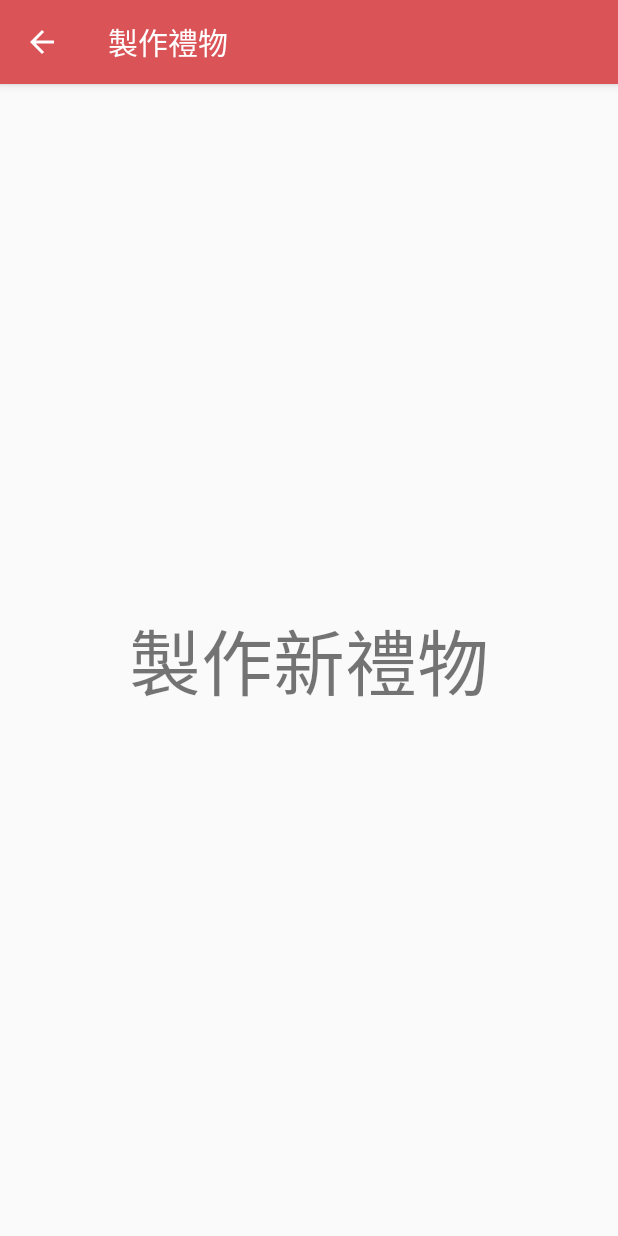
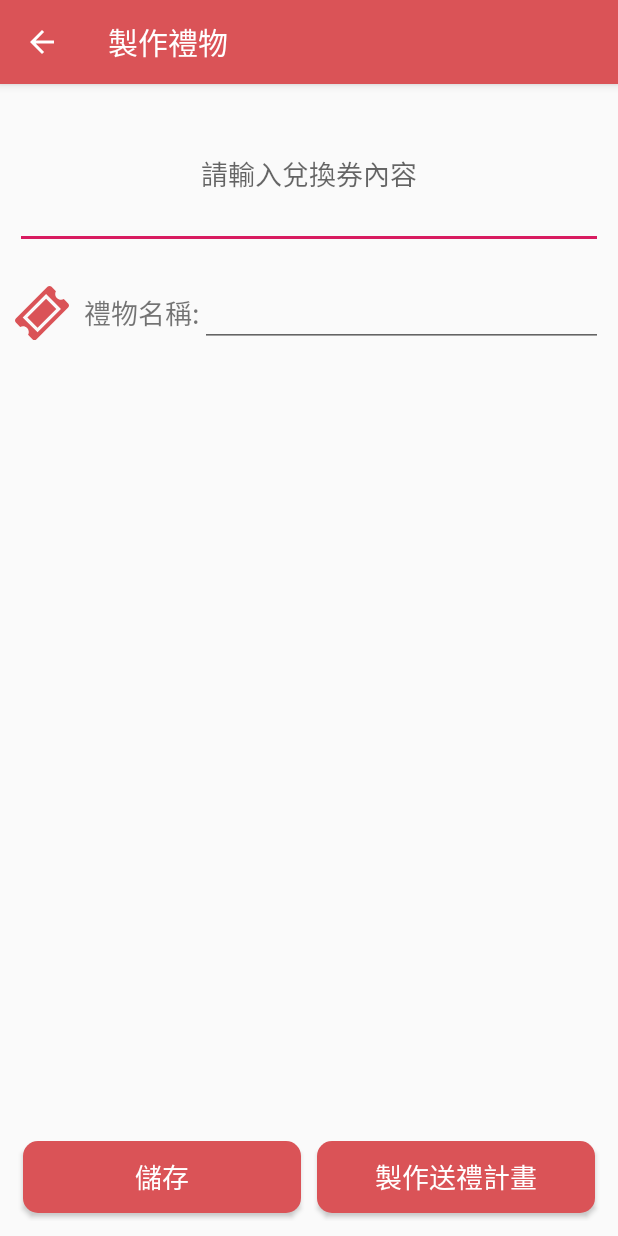
Before and after one commit to hawkeye1026/NTUB-Case-Gift, an Android app: the MakeGiftsActivity screen opened directly, with no data from a screen before it, on a phone screen of 412 x 824 dp. Run offline under Robolectric (Android 15) with nearby library versions, the phone set to English and light mode, and no system bars.

Commit message:
Update: MakeGiftsActivity

```diff
--- a/app/src/main/java/com/ntubcase/gift/MakeGiftsActivity.java
+++ b/app/src/main/java/com/ntubcase/gift/MakeGiftsActivity.java
@@ -3,9 +3,15 @@ package com.ntubcase.gift;
 import android.support.v7.app.ActionBar;
 import android.support.v7.app.AppCompatActivity;
 import android.os.Bundle;
+import android.util.Log;
 import android.view.MenuItem;
+import android.view.View;
+import android.widget.Button;
+import android.widget.Toast;
 
 public class MakeGiftsActivity extends AppCompatActivity {
+
+    private Button btn_save, btn_makePlan;
 
     @Override
     protected void onCreate(Bundle savedInstanceState) {
@@ -15,6 +21,26 @@ public class MakeGiftsActivity extends AppCompatActivity {
 
         ActionBar actionBar = getSupportActionBar();
         actionBar.setDisplayHomeAsUpEnabled(true); //啟用返回建
+
+        //---------------------------------------------------------------------------------
+        btn_save = findViewById(R.id.btn_save);
+        btn_makePlan = (Button) findViewById(R.id.btn_makePlan);
+
+        btn_save.setOnClickListener(new View.OnClickListener() {
+            @Override
+            public void onClick(View v) {
+                Toast.makeText(v.getContext(), "儲存成功", Toast.LENGTH_SHORT).show();
+                finish();
+            }
+        });
+
+        btn_makePlan.setOnClickListener(new View.OnClickListener() {
+            @Override
+            public void onClick(View v) {
+
+            }
+        });
+
     }
 
 
--- /dev/null
+++ b/app/src/main/res/drawable-mdpi/bg_normalbutton.xml
@@ -0,0 +1,27 @@
+<?xml version="1.0" encoding="utf-8"?>
+<selector xmlns:android="http://schemas.android.com/apk/res/android">
+
+    <!-- 按壓時 -->
+    <item android:state_pressed="true">
+        <!--rectangle 長方形 可以畫出直角形，圓角形，弧形等-->
+        <shape android:shape="rectangle">
+            <!--設定圓角，當設置的圓角半徑很大，就可變成弧形邊了-->
+            <corners android:radius="10dp" />
+            <solid android:color="@color/colorPrimaryDark"/>
+        </shape>
+    </item>
+
+    <!-- 預設時 -->
+    <item>
+        <shape android:shape="rectangle"  >
+            <corners android:radius="10dp"/>
+            <solid android:color="@color/colorPrimary"/>
+            <padding
+                android:top="10dp"
+                android:bottom="10dp"
+                android:left="10dp"
+                android:right="10dp"/>
+        </shape>
+    </item>
+
+</selector>
--- a/app/src/main/res/layout/activity_make_gifts.xml
+++ b/app/src/main/res/layout/activity_make_gifts.xml
@@ -1,5 +1,5 @@
 <?xml version="1.0" encoding="utf-8"?>
-<LinearLayout xmlns:android="http://schemas.android.com/apk/res/android"
+<RelativeLayout xmlns:android="http://schemas.android.com/apk/res/android"
     xmlns:app="http://schemas.android.com/apk/res-auto"
     xmlns:tools="http://schemas.android.com/tools"
     android:layout_width="match_parent"
@@ -9,14 +9,77 @@
     <LinearLayout
         android:layout_width="match_parent"
         android:layout_height="match_parent"
-        android:gravity="center">
+        android:orientation="vertical">
 
-        <TextView
-            android:layout_width="wrap_content"
+        <EditText
+            android:layout_width="match_parent"
+            android:layout_height="100dp"
+            android:layout_margin="10dp"
+            android:gravity="center"
+            android:hint="請輸入兌換券內容"/>
+
+        <LinearLayout
+            android:layout_width="match_parent"
             android:layout_height="wrap_content"
-            android:text="製作新禮物"
-            android:textSize="48dp"/>
+            android:orientation="horizontal"
+            android:layout_margin="10dp"
+            android:gravity="center">
+
+            <ImageView
+                android:id="@+id/iv_giftIcon"
+                android:layout_width="36dp"
+                android:layout_height="36dp"
+                android:src="@drawable/ic_gift_ticket"
+                android:layout_gravity="center_vertical"/>
+
+            <TextView
+                android:layout_width="wrap_content"
+                android:layout_height="wrap_content"
+                android:layout_marginLeft="10dp"
+                android:text="禮物名稱:"
+                android:textSize="18sp"/>
+
+            <EditText
+                android:layout_width="match_parent"
+                android:layout_height="wrap_content"
+                android:textSize="18sp"/>
+
+        </LinearLayout>
 
     </LinearLayout>
 
-</LinearLayout>
+
+    <LinearLayout
+        android:layout_width="match_parent"
+        android:layout_height="wrap_content"
+        android:orientation="horizontal"
+        android:layout_margin="10dp"
+        android:gravity="center"
+        android:layout_alignParentBottom="true">
+
+        <Button
+            android:id="@+id/btn_save"
+            android:layout_width="0dp"
+            android:layout_height="wrap_content"
+            android:layout_weight="1"
+            android:layout_margin="5dp"
+            android:text="儲存"
+            android:textSize="18sp"
+            android:textColor="#FFF"
+            android:background="@drawable/bg_normalbutton"/>
+
+        <Button
+            android:id="@+id/btn_makePlan"
+            android:layout_width="0dp"
+            android:layout_height="wrap_content"
+            android:layout_weight="1"
+            android:layout_margin="5dp"
+            android:text="製作送禮計畫"
+            android:textSize="18sp"
+            android:textColor="#FFF"
+            android:background="@drawable/bg_normalbutton"/>
+
+    </LinearLayout>
+
+
+</RelativeLayout>
```
